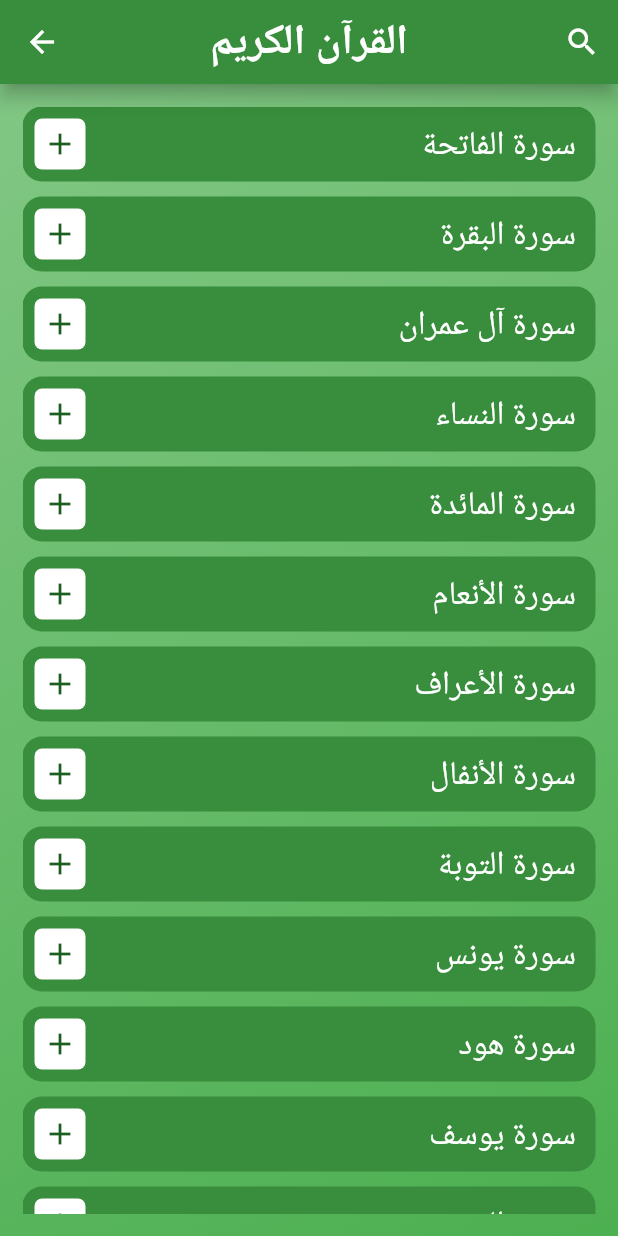
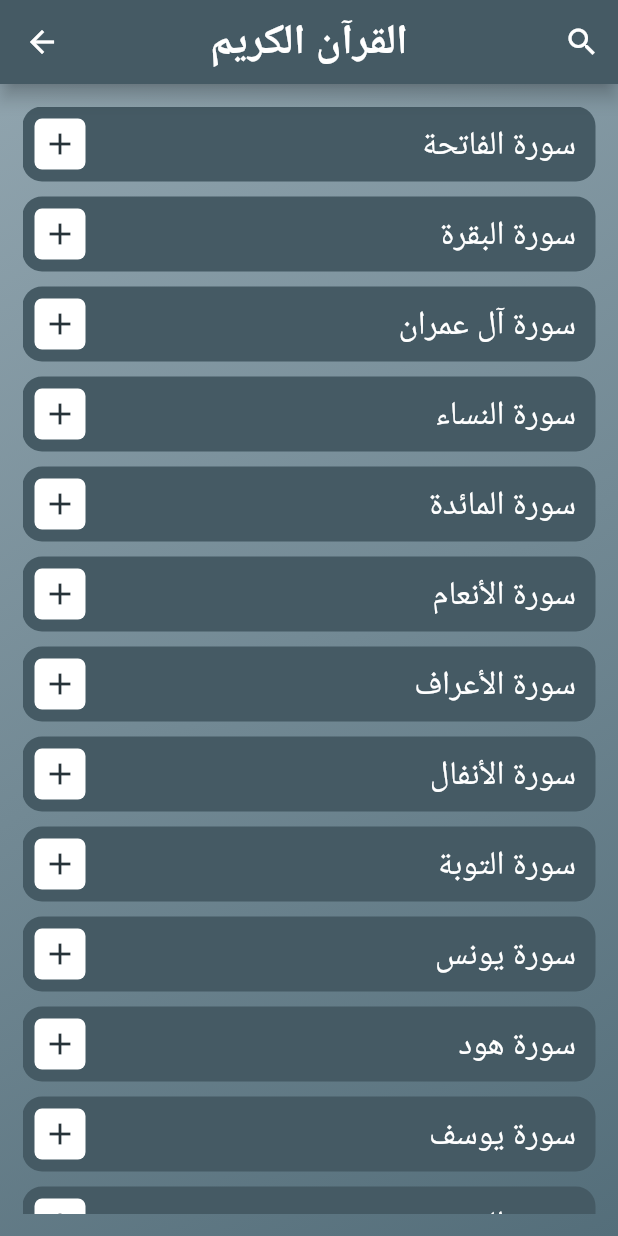
Before and after one commit to alaamorsi/quranApp, a Flutter app: the ElQuraaScreen screen opened directly, after a tap on "عبدالباسط عبدالصمد", on a phone screen of 412 x 824 dp. Run offline on Flutter 3.47's test engine with Material 2 defaults, Android fonts, the light colour scheme and no system bars; our stand-ins replace audio_video_progress_bar, conditional_builder_null_safety, just_audio, rxdart, shared_preferences; missing offline and left inert: flutter_cached_pdfview; accounts and stored records are empty.

Commit message:
the semi final edite

```diff
--- a/lib/consts.dart
+++ b/lib/consts.dart
@@ -3,5 +3,5 @@ import 'package:flutter/material.dart';
 bool haveQuranBM = false;
 bool haveBookMark = false;
 
-Color defaultColor= Colors.green.shade900;
-Color cardColor = Colors.green.shade700;
+Color defaultColor= Colors.blueGrey.shade500;
+Color cardColor = Colors.blueGrey.shade700;
--- a/lib/first_screen.dart
+++ b/lib/first_screen.dart
@@ -24,8 +24,8 @@ class _FirstScreenState extends State<FirstScreen> {
             begin: Alignment.topLeft,
             end: Alignment.bottomRight,
             colors: [
-              Colors.green.shade300,
-              Colors.green
+              Colors.blueGrey.shade300,
+              Colors.blueGrey.shade600
             ],
           ),
         ),
--- a/lib/our_widgets.dart
+++ b/lib/our_widgets.dart
@@ -1,5 +1,4 @@
 import 'package:flutter/material.dart';
-
 import 'consts.dart';
 
 ////////////////////////////////////////////
@@ -28,7 +27,7 @@ PreferredSizeWidget myAppBar({
   elevation: 5.0,
   flexibleSpace: Container(
     decoration: BoxDecoration(
-        color: cardColor,
+        color: Colors.blueGrey.shade700,
     ),
   ),
 );
@@ -44,7 +43,7 @@ Widget firstScreenItem({required context,required String title,required IconData
         child: Container(
           decoration: BoxDecoration(
             borderRadius: BorderRadius.circular(10.0),
-            color: defaultColor,
+            color: Colors.blueGrey.shade700,
           ),
           child: Row(
             children: [
@@ -79,13 +78,13 @@ Widget firstScreenItemV({required context,required String title,required IconDat
         child: Container(
           decoration: BoxDecoration(
             borderRadius: BorderRadius.circular(10.0),
-            color: cardColor,
+            color: Colors.blueGrey.shade700,
           ),
           child: Column(
             children: [
-              SizedBox(width: 20.0,),
+              SizedBox(height: 10.0,),
               Padding(
-                padding: const EdgeInsets.all(10.0),
+                padding: const EdgeInsets.all(15.0),
                 child: Row(
                   children: [
                     Icon(icon,size: 35.0,color: Colors.white,),
@@ -94,7 +93,7 @@ Widget firstScreenItemV({required context,required String title,required IconDat
                   ]
                 ),
               ),
-              SizedBox(width: 20.0,),
+              SizedBox(height: 10.0,),
             ]
           ),
         ),
@@ -107,7 +106,7 @@ Widget qaraaItem({required context,required List from,required int index,require
       height: 50.0,
       decoration: BoxDecoration(
         borderRadius: BorderRadius.circular(13.0,),
-        color: cardColor,
+        color: Colors.blueGrey.shade700,
       ),
       child: InkWell(
         onTap: () {
@@ -127,7 +126,7 @@ Widget qaraaItem({required context,required List from,required int index,require
                 decoration: BoxDecoration(
                   borderRadius: BorderRadius.circular(5.0,),
                   color: Colors.white,),
-                child: Icon(Icons.add,color: Colors.green.shade900),
+                child: Icon(Icons.add,color: Colors.blueGrey.shade900),
               ),
               Spacer(),
               Text(
@@ -147,7 +146,7 @@ Widget chapterItem({required context,required List from,required int index,requi
       height: 50.0,
       decoration: BoxDecoration(
         borderRadius: BorderRadius.circular(13.0,),
-        color: cardColor,
+        color: Colors.blueGrey.shade700,
       ),
       child: InkWell(
         onTap: () {
@@ -167,7 +166,7 @@ Widget chapterItem({required context,required List from,required int index,requi
                 decoration: BoxDecoration(
                   borderRadius: BorderRadius.circular(5.0,),
                   color: Colors.white,),
-                child: Icon(Icons.add,color: Colors.green.shade900),
+                child: Icon(Icons.add,color: Colors.blueGrey.shade900),
               ),
               Spacer(),
               Text(
--- a/lib/screens/al_azkaar.dart
+++ b/lib/screens/al_azkaar.dart
@@ -126,8 +126,8 @@ class _MorAndEvenAzkaarState extends State<MorAndEvenAzkaar> {
               begin: Alignment.topLeft,
               end: Alignment.bottomRight,
               colors: [
-                Colors.brown[200]!,
-                Colors.brown,
+                Colors.blueGrey.shade300,
+                Colors.blueGrey.shade600
               ]
           ),
         ),
--- a/lib/screens/el_quraa.dart
+++ b/lib/screens/el_quraa.dart
@@ -18,8 +18,8 @@ class ElQuraaScreen extends StatelessWidget {
             begin: Alignment.topLeft,
             end: Alignment.bottomRight,
             colors: [
-              Colors.green.shade300,
-              Colors.green
+              Colors.blueGrey.shade300,
+              Colors.blueGrey.shade600
             ],
           ),
         ),
--- a/lib/screens/quran_list.dart
+++ b/lib/screens/quran_list.dart
@@ -25,8 +25,8 @@ class QuranListView extends StatelessWidget {
             begin: Alignment.topLeft,
             end: Alignment.bottomRight,
             colors: [
-              Colors.green.shade300,
-              Colors.green
+              Colors.blueGrey.shade300,
+              Colors.blueGrey.shade600
             ],
           ),
         ),
--- a/lib/screens/quran_screen.dart
+++ b/lib/screens/quran_screen.dart
@@ -70,8 +70,8 @@ class _QuranScreenState extends State<QuranScreen> {
             begin: Alignment.topLeft,
             end: Alignment.bottomRight,
             colors: [
-              Colors.brown[200]!,
-              Colors.brown,
+              Colors.green.shade300,
+              Colors.green
             ],
           ),
         ),
```
Also changed, not shown: lib/screens/masbaha.dart (+5 -5 lines), lib/screens/motshabhat.dart (+17 -15 lines), lib/screens/mushaf.dart (+24 -19 lines), lib/screens/search_of_quran.dart (+7 -7 lines), lib/screens/search_of_sheikh.dart (+7 -7 lines).
